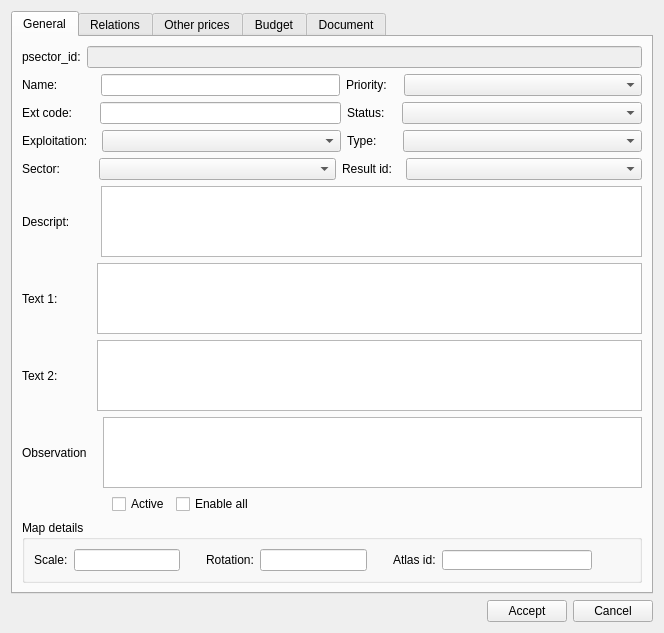
Before: the Qt Designer form ui/plan_psector.ui in Giswater/giswater_qgis_plugin, drawn with Qt 5.
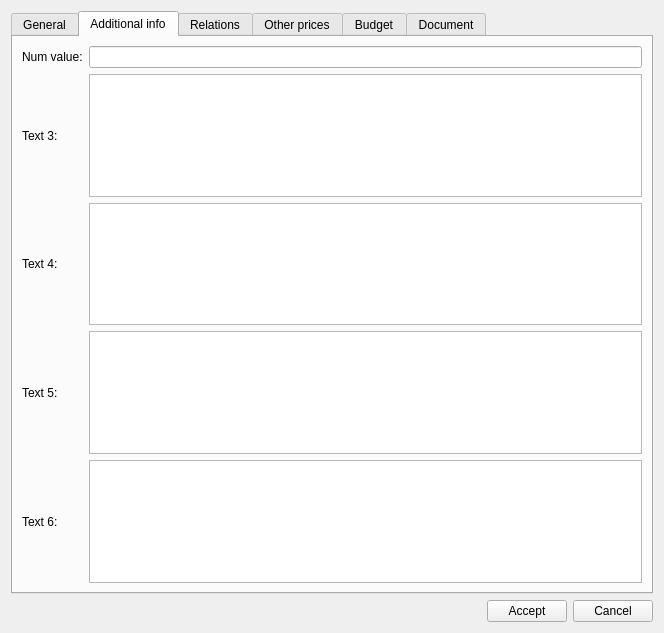
After: the same form once the commit is applied. The open tabs and pages were chosen to show the change. Icons and pictures are not drawn.

Commit message: Add tab additional info

Diff of the .ui file:
```diff
--- a/ui/plan_psector.ui
+++ b/ui/plan_psector.ui
@@ -606,6 +606,76 @@
        </item>
       </layout>
      </widget>
+     <widget class="QWidget" name="tab_2">
+      <attribute name="title">
+       <string>Additional info</string>
+      </attribute>
+      <layout class="QGridLayout" name="gridLayout_2">
+       <item row="5" column="1">
+        <spacer name="verticalSpacer">
+         <property name="orientation">
+          <enum>Qt::Vertical</enum>
+         </property>
+         <property name="sizeHint" stdset="0">
+          <size>
+           <width>20</width>
+           <height>40</height>
+          </size>
+         </property>
+        </spacer>
+       </item>
+       <item row="1" column="0">
+        <widget class="QLabel" name="lbl_text3">
+         <property name="text">
+          <string>Text 3:</string>
+         </property>
+        </widget>
+       </item>
+       <item row="2" column="1">
+        <widget class="QTextEdit" name="text4"/>
+       </item>
+       <item row="1" column="1">
+        <widget class="QTextEdit" name="text3"/>
+       </item>
+       <item row="4" column="0">
+        <widget class="QLabel" name="lbl_text6">
+         <property name="text">
+          <string>Text 6:</string>
+         </property>
+        </widget>
+       </item>
+       <item row="0" column="0">
+        <widget class="QLabel" name="lbl_num_value">
+         <property name="text">
+          <string>Num value:</string>
+         </property>
+        </widget>
+       </item>
+       <item row="3" column="0">
+        <widget class="QLabel" name="lbl_text5">
+         <property name="text">
+          <string>Text 5:</string>
+         </property>
+        </widget>
+       </item>
+       <item row="3" column="1">
+        <widget class="QTextEdit" name="text5"/>
+       </item>
+       <item row="4" column="1">
+        <widget class="QTextEdit" name="text6"/>
+       </item>
+       <item row="2" column="0">
+        <widget class="QLabel" name="lbl_text4">
+         <property name="text">
+          <string>Text 4:</string>
+         </property>
+        </widget>
+       </item>
+       <item row="0" column="1">
+        <widget class="QLineEdit" name="num_value"/>
+       </item>
+      </layout>
+     </widget>
      <widget class="QWidget" name="tab_rel">
       <attribute name="title">
        <string>Relations</string>
```
Left out of the diff: 4 changed lines with no effect on the pictures. The commit also changes 1 other file.
